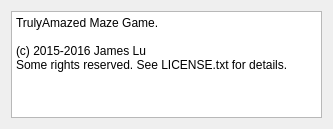
Before: the Qt Designer form about.ui in GLolol/trulyamazed, drawn with Qt 5.
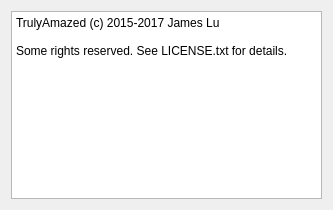
After: the same form once the commit is applied.

Commit message: Compactify about dialog

The edit to the form file:
```diff
--- a/about.ui
+++ b/about.ui
@@ -7,7 +7,7 @@
     <x>0</x>
     <y>0</y>
     <width>333</width>
-    <height>129</height>
+    <height>210</height>
    </rect>
   </property>
   <property name="sizePolicy">
@@ -25,9 +25,18 @@
   <layout class="QHBoxLayout" name="horizontalLayout">
    <item>
     <widget class="QPlainTextEdit" name="plainTextEdit">
+     <property name="sizePolicy">
+      <sizepolicy hsizetype="Expanding" vsizetype="Expanding">
+       <horstretch>0</horstretch>
+       <verstretch>0</verstretch>
+      </sizepolicy>
+     </property>
      <property name="whatsThis">
       <string>It's the about window!</string>
      </property>
+     <property name="frameShadow">
+      <enum>QFrame::Plain</enum>
+     </property>
      <property name="verticalScrollBarPolicy">
       <enum>Qt::ScrollBarAlwaysOff</enum>
      </property>
@@ -38,9 +47,8 @@
       <bool>true</bool>
      </property>
      <property name="plainText">
-      <string>TrulyAmazed Maze Game.
+      <string>TrulyAmazed (c) 2015-2017 James Lu
 
-(c) 2015-2016 James Lu &lt;glolol@overdrivenetworks.com&gt;
 Some rights reserved. See LICENSE.txt for details.</string>
      </property>
     </widget>
```
Left out of the diff: 3 changed lines with no effect on the pictures.
